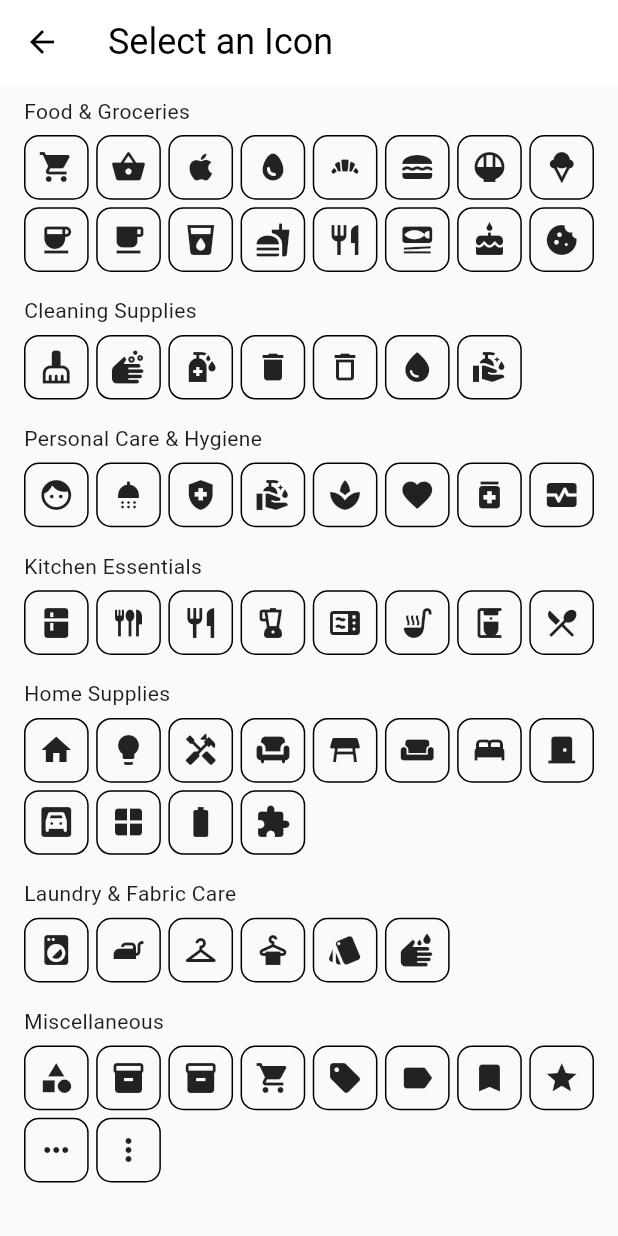
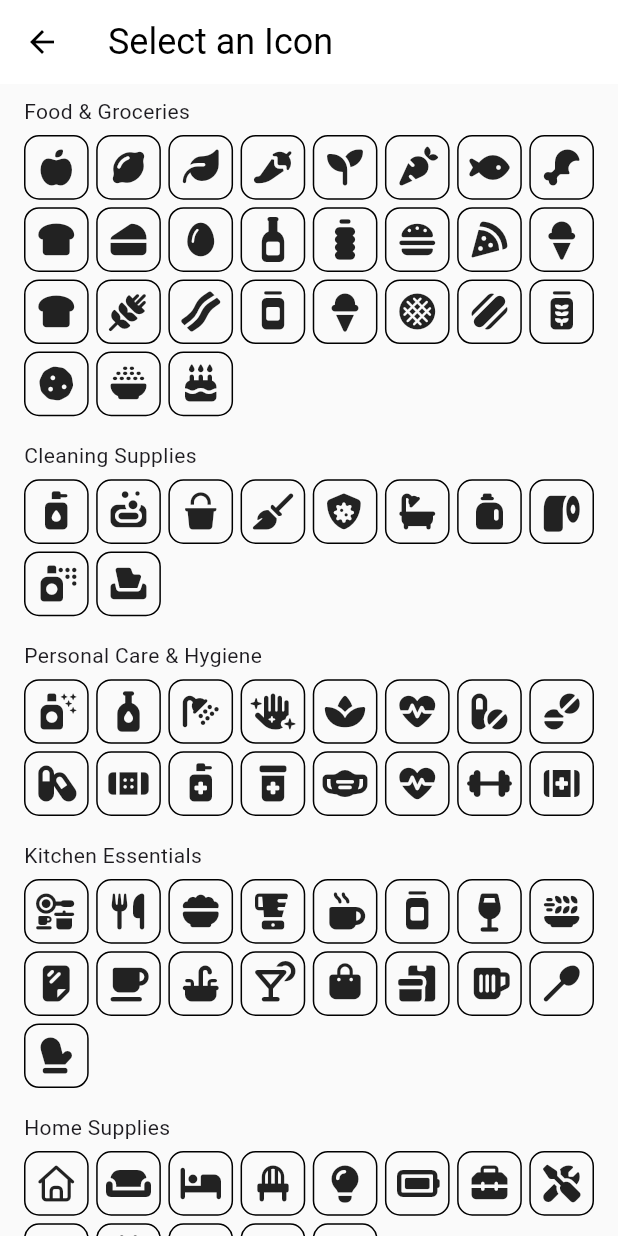
Before and after one commit to HastiKelidiSiyan/neverOut, a Flutter app: the IconSelectScreen screen opened directly, on a phone screen of 412 x 824 dp. Run offline on Flutter 3.47's test engine with Material 3 defaults, Android fonts, the phone set to English and light mode, and no system bars; our stand-ins replace connectivity_plus, drift, font_awesome_flutter, supabase_flutter; accounts and stored records are empty; generated files the repository leaves out were written again.

Commit message:
Implemented and used the font_awesome_flutter package for icons.

```diff
--- a/lib/data/categories.dart
+++ b/lib/data/categories.dart
@@ -1,27 +1,38 @@
-import 'package:flutter/material.dart';
-import '../models/category_model.dart';
+import 'package:font_awesome_flutter/font_awesome_flutter.dart';
+import 'package:never_out/models/category_model.dart';
 
 class Categories {
   static const foodAndGroceries = Category(
     id: 'food_and_groceries',
     name: 'Food & Groceries',
     icons: [
-      Icons.local_grocery_store,
-      Icons.shopping_basket,
-      Icons.apple,
-      Icons.egg,
-      Icons.bakery_dining,
-      Icons.lunch_dining,
-      Icons.rice_bowl,
-      Icons.icecream,
-      Icons.coffee,
-      Icons.local_cafe,
-      Icons.local_drink,
-      Icons.fastfood,
-      Icons.restaurant,
-      Icons.set_meal,
-      Icons.cake,
-      Icons.cookie,
+      FontAwesomeIcons.appleWhole,
+      FontAwesomeIcons.solidLemon,
+      FontAwesomeIcons.leaf,
+      FontAwesomeIcons.pepperHot,
+      FontAwesomeIcons.seedling,
+      FontAwesomeIcons.carrot,
+      FontAwesomeIcons.fish,
+      FontAwesomeIcons.drumstickBite,
+      FontAwesomeIcons.breadSlice,
+      FontAwesomeIcons.cheese,
+      FontAwesomeIcons.egg,
+      FontAwesomeIcons.wineBottle,
+      FontAwesomeIcons.bottleWater,
+      FontAwesomeIcons.burger,
+      FontAwesomeIcons.pizzaSlice,
+      FontAwesomeIcons.iceCream,
+      FontAwesomeIcons.breadSlice,
+      FontAwesomeIcons.wheatAwn,
+      FontAwesomeIcons.bacon,
+      FontAwesomeIcons.jar,
+      FontAwesomeIcons.iceCream,
+      FontAwesomeIcons.stroopwafel,
+      FontAwesomeIcons.hotdog,
+      FontAwesomeIcons.jarWheat,
+      FontAwesomeIcons.cookie,
+      FontAwesomeIcons.bowlRice,
+      FontAwesomeIcons.cakeCandles,
     ],
   );
 
@@ -29,13 +40,16 @@ class Categories {
     id: 'cleaning_supplies',
     name: 'Cleaning Supplies',
     icons: [
-      Icons.cleaning_services,
-      Icons.soap,
-      Icons.sanitizer,
-      Icons.delete,
-      Icons.delete_outline,
-      Icons.water_drop,
-      Icons.clean_hands,
+      FontAwesomeIcons.pumpSoap,
+      FontAwesomeIcons.soap,
+      FontAwesomeIcons.bucket,
+      FontAwesomeIcons.broom,
+      FontAwesomeIcons.shieldVirus,
+      FontAwesomeIcons.bath,
+      FontAwesomeIcons.jugDetergent,
+      FontAwesomeIcons.toiletPaper,
+      FontAwesomeIcons.sprayCan,
+      FontAwesomeIcons.boxTissue,
     ],
   );
 
@@ -43,14 +57,22 @@ class Categories {
     id: 'personal_care_and_hygiene',
     name: 'Personal Care & Hygiene',
     icons: [
-      Icons.face,
-      Icons.shower,
-      Icons.health_and_safety,
-      Icons.clean_hands,
-      Icons.spa,
-      Icons.favorite,
-      Icons.medication,
-      Icons.monitor_heart,
+      FontAwesomeIcons.sprayCanSparkles,
+      FontAwesomeIcons.bottleDroplet,
+      FontAwesomeIcons.shower,
+      FontAwesomeIcons.handSparkles,
+      FontAwesomeIcons.spa,
+      FontAwesomeIcons.heartPulse,
+      FontAwesomeIcons.pills,
+      FontAwesomeIcons.tablets,
+      FontAwesomeIcons.capsules,
+      FontAwesomeIcons.bandage,
+      FontAwesomeIcons.pumpMedical,
+      FontAwesomeIcons.prescriptionBottleMedical,
+      FontAwesomeIcons.maskFace,
+      FontAwesomeIcons.heartPulse,
+      FontAwesomeIcons.dumbbell,
+      FontAwesomeIcons.kitMedical,
     ],
   );
 
@@ -58,14 +80,23 @@ class Categories {
     id: 'kitchen_essentials',
     name: 'Kitchen Essentials',
     icons: [
-      Icons.kitchen,
-      Icons.flatware,
-      Icons.restaurant,
-      Icons.blender,
-      Icons.microwave,
-      Icons.soup_kitchen,
-      Icons.coffee_maker,
-      Icons.local_dining,
+      FontAwesomeIcons.kitchenSet,
+      FontAwesomeIcons.utensils,
+      FontAwesomeIcons.bowlFood,
+      FontAwesomeIcons.blender,
+      FontAwesomeIcons.mugHot,
+      FontAwesomeIcons.jar,
+      FontAwesomeIcons.wineGlass,
+      FontAwesomeIcons.plateWheat,
+      FontAwesomeIcons.sheetPlastic,
+      FontAwesomeIcons.mugSaucer,
+      FontAwesomeIcons.sink,
+      FontAwesomeIcons.martiniGlassCitrus,
+      FontAwesomeIcons.bagShopping,
+      FontAwesomeIcons.boxesPacking,
+      FontAwesomeIcons.beerMugEmpty,
+      FontAwesomeIcons.spoon,
+      FontAwesomeIcons.mitten,
     ],
   );
 
@@ -73,31 +104,19 @@ class Categories {
     id: 'home_supplies',
     name: 'Home Supplies',
     icons: [
-      Icons.home,
-      Icons.lightbulb,
-      Icons.handyman,
-      Icons.chair,
-      Icons.table_restaurant,
-      Icons.weekend,
-      Icons.bed,
-      Icons.door_front_door,
-      Icons.garage,
-      Icons.window,
-      Icons.battery_full,
-      Icons.extension,
-    ],
-  );
-
-  static const laundryAndFabricCare = Category(
-    id: 'laundry_and_fabric_care',
-    name: 'Laundry & Fabric Care',
-    icons: [
-      Icons.local_laundry_service,
-      Icons.iron,
-      Icons.checkroom,
-      Icons.dry_cleaning,
-      Icons.style,
-      Icons.wash,
+      FontAwesomeIcons.house,
+      FontAwesomeIcons.couch,
+      FontAwesomeIcons.bed,
+      FontAwesomeIcons.chair,
+      FontAwesomeIcons.solidLightbulb,
+      FontAwesomeIcons.batteryFull,
+      FontAwesomeIcons.toolbox,
+      FontAwesomeIcons.screwdriverWrench,
+      FontAwesomeIcons.fan,
+      FontAwesomeIcons.plug,
+      FontAwesomeIcons.faucet,
+      FontAwesomeIcons.tape,
+      FontAwesomeIcons.shoePrints,
     ],
   );
 
@@ -105,16 +124,15 @@ class Categories {
     id: 'misc',
     name: 'Miscellaneous',
     icons: [
-      Icons.category,
-      Icons.inventory_2,
-      Icons.inventory,
-      Icons.shopping_cart,
-      Icons.sell,
-      Icons.label,
-      Icons.bookmark,
-      Icons.star,
-      Icons.more_horiz,
-      Icons.more_vert,
+      FontAwesomeIcons.box,
+      FontAwesomeIcons.boxOpen,
+      FontAwesomeIcons.book,
+      FontAwesomeIcons.tag,
+      FontAwesomeIcons.tags,
+      FontAwesomeIcons.star,
+      FontAwesomeIcons.gift,
+      FontAwesomeIcons.bookmark,
+      FontAwesomeIcons.ellipsis,
     ],
   );
 
@@ -124,7 +142,6 @@ class Categories {
     personalCareAndHygiene,
     kitchenEssentials,
     homeSupplies,
-    laundryAndFabricCare,
     misc,
   ];
 }
--- a/lib/models/category_model.dart
+++ b/lib/models/category_model.dart
@@ -1,9 +1,9 @@
-import 'package:flutter/material.dart';
+import 'package:font_awesome_flutter/font_awesome_flutter.dart';
 
 class Category {
   final String id;
   final String name;
-  final List<IconData> icons;
+  final List<FaIconData> icons;
 
   const Category({
     required this.id,
--- a/lib/widgets/icon_category_item.dart
+++ b/lib/widgets/icon_category_item.dart
@@ -1,9 +1,10 @@
 import 'package:flutter/material.dart';
+import 'package:font_awesome_flutter/font_awesome_flutter.dart';
 
 class IconCategoryItem extends StatelessWidget {
   const IconCategoryItem({super.key, required this.iconData});
 
-  final IconData iconData;
+  final FaIconData iconData;
 
   @override
   Widget build(BuildContext context) {
@@ -15,7 +16,7 @@ class IconCategoryItem extends StatelessWidget {
         borderRadius: BorderRadius.circular(10),
       ),
       child: Center(
-        child: Icon(iconData),
+        child: FaIcon(iconData),
       ),
     );
   }
--- a/pubspec.yaml
+++ b/pubspec.yaml
@@ -43,6 +43,7 @@ dependencies:
   drift: ^2.31.0
   drift_flutter: ^0.2.8
   path_provider: ^2.1.5
+  font_awesome_flutter: ^11.0.0
 
 dev_dependencies:
   flutter_test:
```
Also changed, not shown: pubspec.lock.
